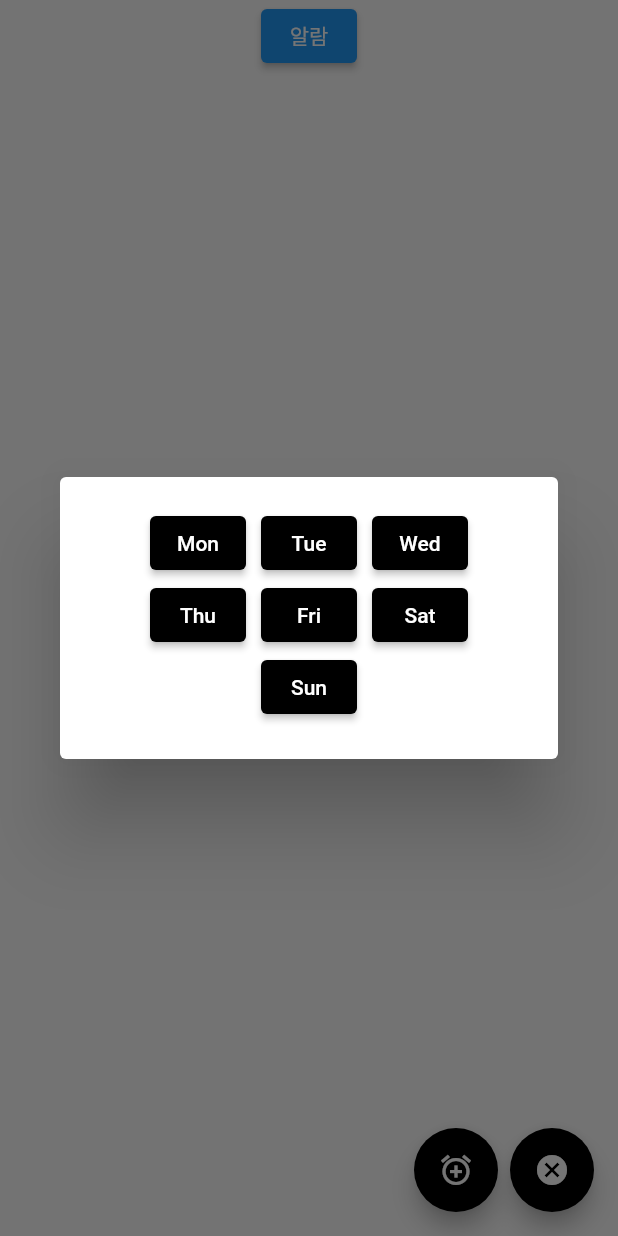
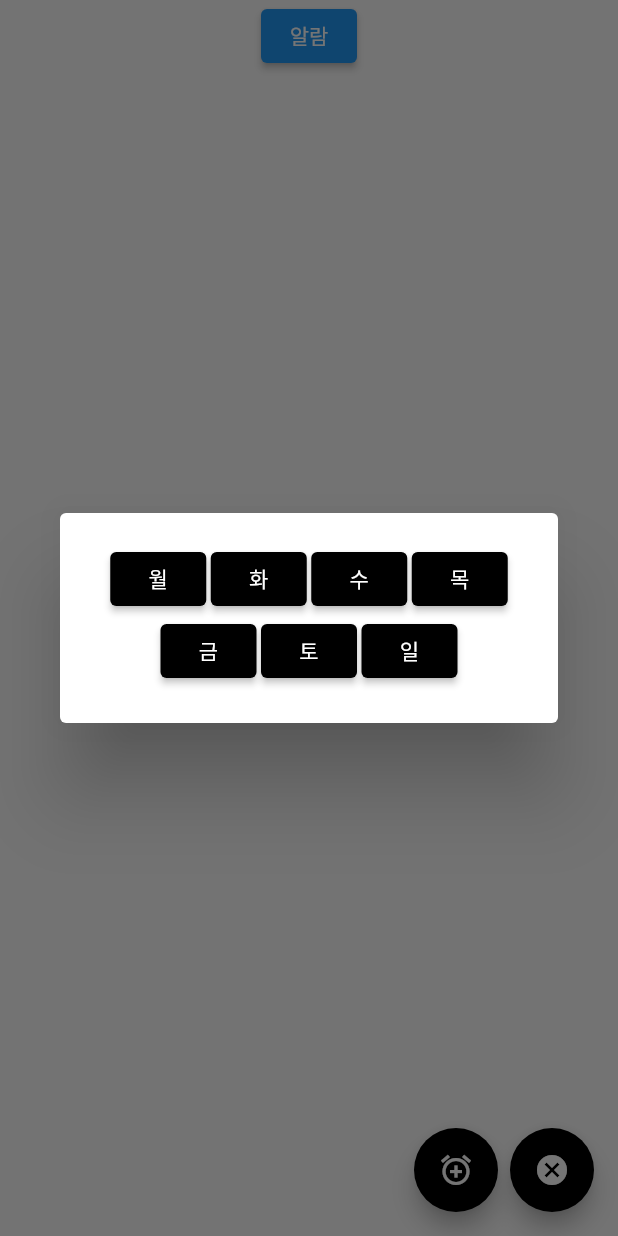
Before and after one commit to jungho1016/passionshower, a Flutter app: the AlarmScreen screen opened directly, after a tap on the "add alarm" icon, on a phone screen of 412 x 824 dp. Run offline on Flutter 3.47's test engine with Material 2 defaults, Android fonts, the phone set to English and light mode, and no system bars; our stand-ins replace awesome_notifications, freezed_annotation, shared_preferences; missing offline and left inert: day_night_time_picker; accounts and stored records are empty.

Commit message:
[명언 앱] weekly 월,화,수,목,금 수정

```diff
--- a/lib/core/utility.dart
+++ b/lib/core/utility.dart
@@ -18,13 +18,13 @@ Future<NotificationWeekAndTime?> pickSchedule(
   BuildContext context,
 ) async {
   List<String> weekdays = [
-    'Mon',
-    'Tue',
-    'Wed',
-    'Thu',
-    'Fri',
-    'Sat',
-    'Sun',
+    '월',
+    '화',
+    '수',
+    '목',
+    '금',
+    '토',
+    '일',
   ];
   TimeOfDay? timeOfDay;
   DateTime now = DateTime.now();
@@ -36,7 +36,7 @@ Future<NotificationWeekAndTime?> pickSchedule(
         return AlertDialog(
           content: Wrap(
             alignment: WrapAlignment.center,
-            spacing: 10,
+            spacing: 3,
             children: [
               for (int index = 0; index < weekdays.length; index++)
                 ElevatedButton(
--- a/lib/presentation/myhome/myhome_screen.dart
+++ b/lib/presentation/myhome/myhome_screen.dart
@@ -70,6 +70,12 @@ class _MyHomeScreenState extends State<MyHomeScreen> {
   }
 
   @override
+  void dispose() {
+    AwesomeNotifications().createdSink.close();
+    super.dispose();
+  }
+
+  @override
   Widget build(BuildContext context) {
     return Scaffold(
       appBar: AppBar(
@@ -108,11 +114,4 @@ class _MyHomeScreenState extends State<MyHomeScreen> {
       ),
     );
   }
-
-  @override
-  void dispose() {
-    // Dispose the listeners to prevent memory leaks
-    AwesomeNotifications().createdSink.close();
-    super.dispose();
-  }
 }
```
